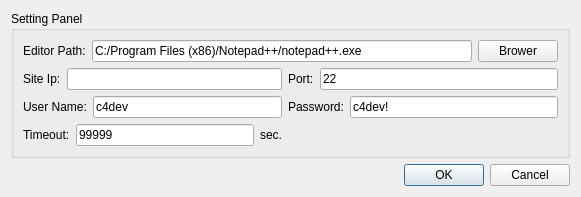
Qt form settingdialog.ui (guolisen/Arm) before a commit.
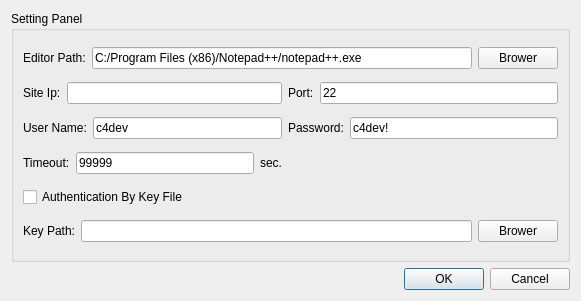
The same form after that commit.

What changed in the file:
```diff
--- a/settingdialog.ui
+++ b/settingdialog.ui
@@ -7,7 +7,7 @@
     <x>0</x>
     <y>0</y>
     <width>581</width>
-    <height>197</height>
+    <height>301</height>
    </rect>
   </property>
   <property name="windowTitle">
@@ -207,6 +207,61 @@
         </property>
        </spacer>
       </item>
+      <item row="4" column="0">
+       <widget class="QCheckBox" name="KeyCheckBox">
+        <property name="text">
+         <string>Authentication By Key File</string>
+        </property>
+       </widget>
+      </item>
+      <item row="4" column="1">
+       <spacer name="horizontalSpacer_2">
+        <property name="orientation">
+         <enum>Qt::Horizontal</enum>
+        </property>
+        <property name="sizeHint" stdset="0">
+         <size>
+          <width>270</width>
+          <height>20</height>
+         </size>
+        </property>
+       </spacer>
+      </item>
+      <item row="5" column="0" colspan="2">
+       <layout class="QHBoxLayout" name="horizontalLayout_10">
+        <item>
+         <widget class="QLabel" name="label_9">
+          <property name="text">
+           <string>Key Path:</string>
+          </property>
+         </widget>
+        </item>
+        <item>
+         <layout class="QHBoxLayout" name="horizontalLayout_11">
+          <item>
+           <widget class="QLineEdit" name="keyEdit">
+            <property name="text">
+             <string/>
+            </property>
+           </widget>
+          </item>
+          <item>
+           <widget class="QPushButton" name="keyFileBrower">
+            <property name="sizePolicy">
+             <sizepolicy hsizetype="Fixed" vsizetype="Fixed">
+              <horstretch>0</horstretch>
+              <verstretch>0</verstretch>
+             </sizepolicy>
+            </property>
+            <property name="text">
+             <string>Brower</string>
+            </property>
+           </widget>
+          </item>
+         </layout>
+        </item>
+       </layout>
+      </item>
      </layout>
     </widget>
    </item>
```
